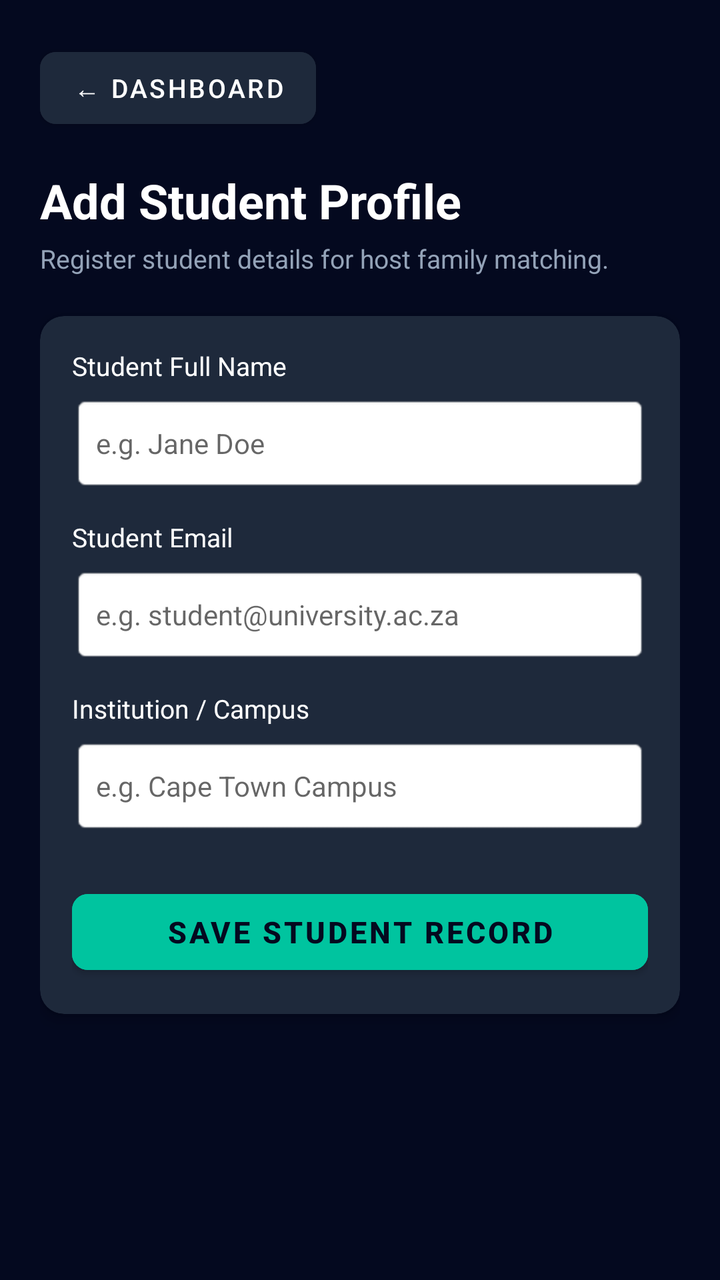
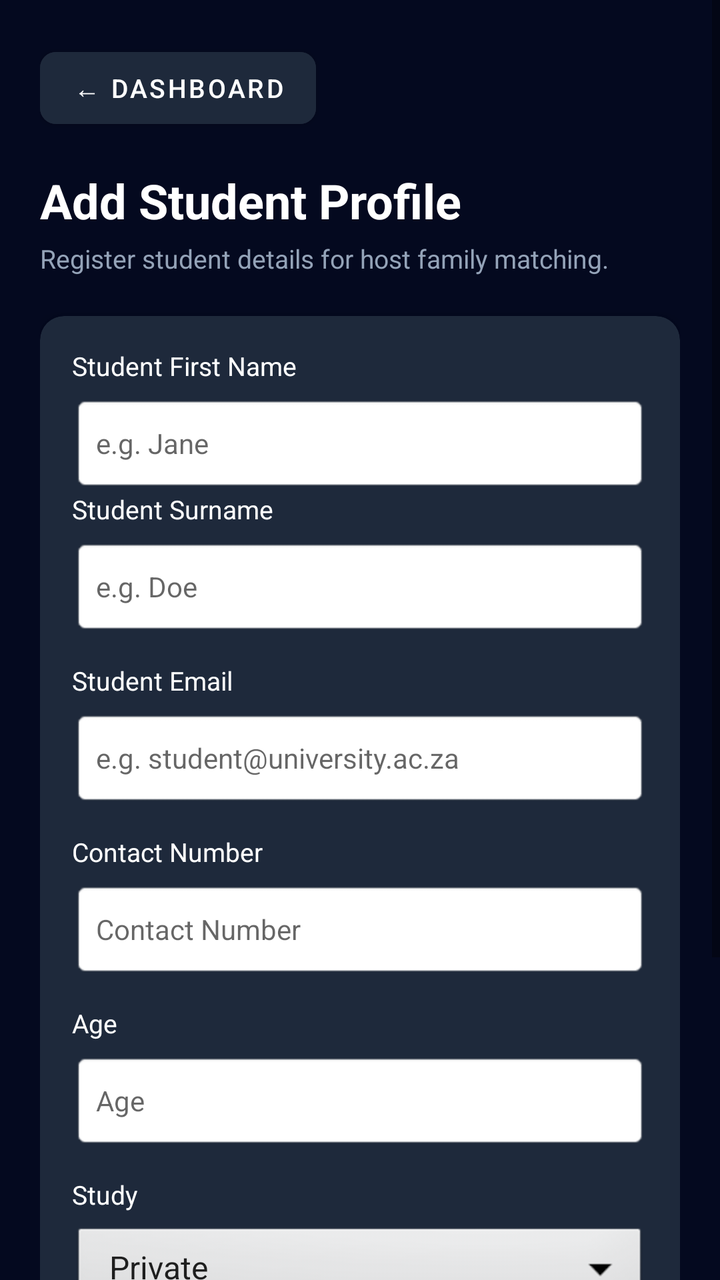

The first picture is an Android layout as it rendered before a commit; the second is the same layout after the commit. The layout source and the unified diff follow.
<!-- AndroidManifest.xml: application theme Theme.SBA_Application -->
<!-- res/layout/activity_add_student.xml -->
<?xml version="1.0" encoding="utf-8"?>
<ScrollView
    xmlns:android="http://schemas.android.com/apk/res/android"
    xmlns:app="http://schemas.android.com/apk/res-auto"
    xmlns:tools="http://schemas.android.com/tools"
    android:layout_width="match_parent"
    android:layout_height="match_parent"
    android:background="@color/sba_dark_navy"
    android:fillViewport="true"
    tools:context=".AddStudent"
    tools:ignore="HardcodedText">

    <LinearLayout
        android:layout_width="match_parent"
        android:layout_height="wrap_content"
        android:orientation="vertical"
        android:padding="20dp">

        
        <Button
            android:id="@+id/ReturnBtn"
            android:layout_width="wrap_content"
            android:layout_height="48dp"
            android:backgroundTint="@color/sba_card_bg"
            android:text="← Dashboard"
            android:textColor="@color/text_white"
            android:textSize="13sp"
            app:cornerRadius="8dp" />

        
        <TextView
            android:id="@+id/tvAddStudentTitle"
            android:layout_width="wrap_content"
            android:layout_height="wrap_content"
            android:layout_marginTop="16dp"
            android:text="Add Student Profile"
            android:textColor="@color/text_white"
            android:textSize="24sp"
            android:textStyle="bold" />

        <TextView
            android:id="@+id/tvAddStudentSubheading"
            android:layout_width="wrap_content"
            android:layout_height="wrap_content"
            android:layout_marginTop="4dp"
            android:layout_marginBottom="20dp"
            android:text="Register student details for host family matching."
            android:textColor="@color/text_muted"
            android:textSize="13sp" />

        
        <androidx.cardview.widget.CardView
            android:layout_width="match_parent"
            android:layout_height="wrap_content"
            app:cardBackgroundColor="@color/sba_card_bg"
            app:cardCornerRadius="12dp"
            app:cardElevation="4dp">

            <LinearLayout
                android:layout_width="match_parent"
                android:layout_height="wrap_content"
                android:orientation="vertical"
                android:padding="16dp">

                
                <TextView
                    android:layout_width="wrap_content"
                    android:layout_height="wrap_content"
                    android:text="Student Full Name"
                    android:textColor="@color/text_white"
                    android:textSize="13sp" />

                <EditText
                    android:id="@+id/etStudentName"
                    android:layout_width="match_parent"
                    android:layout_height="48dp"
                    android:layout_marginTop="6dp"
                    android:background="@android:drawable/editbox_background"
                    android:hint="e.g. Jane Doe"
                    android:inputType="textPersonName"
                    android:paddingHorizontal="12dp"
                    android:textColor="@color/black"
                    android:textSize="14sp" />

                
                <TextView
                    android:layout_width="wrap_content"
                    android:layout_height="wrap_content"
                    android:layout_marginTop="14dp"
                    android:text="Student Email"
                    android:textColor="@color/text_white"
                    android:textSize="13sp" />

                <EditText
                    android:id="@+id/etStudentEmail"
                    android:layout_width="match_parent"
                    android:layout_height="48dp"
                    android:layout_marginTop="6dp"
                    android:background="@android:drawable/editbox_background"
                    android:hint="e.g. student@university.ac.za"
                    android:inputType="textEmailAddress"
                    android:paddingHorizontal="12dp"
                    android:textColor="@color/black"
                    android:textSize="14sp" />

                
                <TextView
                    android:layout_width="wrap_content"
                    android:layout_height="wrap_content"
                    android:layout_marginTop="14dp"
                    android:text="Institution / Campus"
                    android:textColor="@color/text_white"
                    android:textSize="13sp" />

                <EditText
                    android:id="@+id/etStudentCampus"
                    android:layout_width="match_parent"
                    android:layout_height="48dp"
                    android:layout_marginTop="6dp"
                    android:background="@android:drawable/editbox_background"
                    android:hint="e.g. Cape Town Campus"
                    android:inputType="text"
                    android:paddingHorizontal="12dp"
                    android:textColor="@color/black"
                    android:textSize="14sp" />

                
                <Button
                    android:id="@+id/btnAddStudentSubmit"
                    android:layout_width="match_parent"
                    android:layout_height="50dp"
                    android:layout_marginTop="24dp"
                    android:backgroundTint="@color/sba_teal_accent"
                    android:text="Save Student Record"
                    android:textColor="@color/sba_dark_navy"
                    android:textSize="15sp"
                    android:textStyle="bold"
                    app:cornerRadius="8dp" />

            </LinearLayout>
        </androidx.cardview.widget.CardView>
    </LinearLayout>
</ScrollView>
<!-- resources referenced by this layout -->
<resources>
  <color name="black">#FF000000</color>
  <color name="sba_card_bg">#1E293B</color>
  <color name="sba_dark_navy">#04091F</color>
  <color name="sba_teal_accent">#00C49F</color>
  <color name="text_muted">#94A3B8</color>
  <color name="text_white">#FFFFFF</color>
  <style name="Theme.SBA_Application" parent="Theme.MaterialComponents.DayNight.NoActionBar">
          
          <item name="colorPrimary">@color/sba_teal_accent</item>
          <item name="colorPrimaryVariant">@color/sba_teal_dark</item>
          <item name="colorOnPrimary">@color/sba_dark_navy</item>
  
          
          <item name="android:windowBackground">@color/sba_dark_navy</item>
          <item name="colorSurface">@color/sba_card_bg</item>
  
          
          <item name="android:statusBarColor">@color/sba_dark_navy</item>
      </style>
  <color name="sba_teal_dark">#008A70</color>
</resources>

<!-- the commit's change to res/layout/activity_add_student.xml (unified diff, before → after) -->
@@ -66,7 +66,7 @@
                 <TextView
                     android:layout_width="wrap_content"
                     android:layout_height="wrap_content"
-                    android:text="Student Full Name"
+                    android:text="Student First Name"
                     android:textColor="@color/text_white"
                     android:textSize="13sp" />
 
@@ -76,11 +76,32 @@
                     android:layout_height="48dp"
                     android:layout_marginTop="6dp"
                     android:background="@android:drawable/editbox_background"
-                    android:hint="e.g. Jane Doe"
+                    android:hint="e.g. Jane"
                     android:inputType="textPersonName"
                     android:paddingHorizontal="12dp"
                     android:textColor="@color/black"
                     android:textSize="14sp" />
+
+                
+                <TextView
+                    android:layout_width="wrap_content"
+                    android:layout_height="wrap_content"
+                    android:text="Student Surname"
+                    android:textColor="@color/text_white"
+                    android:textSize="13sp" />
+
+                <EditText
+                    android:id="@+id/etStudentSurname"
+                    android:layout_width="match_parent"
+                    android:layout_height="48dp"
+                    android:layout_marginTop="6dp"
+                    android:background="@android:drawable/editbox_background"
+                    android:hint="e.g. Doe"
+                    android:inputType="textPersonName"
+                    android:paddingHorizontal="12dp"
+                    android:textColor="@color/black"
+                    android:textSize="14sp"
+                   />
 
                 
                 <TextView
@@ -103,26 +124,85 @@
                     android:textColor="@color/black"
                     android:textSize="14sp" />
 
-                
-                <TextView
-                    android:layout_width="wrap_content"
-                    android:layout_height="wrap_content"
-                    android:layout_marginTop="14dp"
-                    android:text="Institution / Campus"
-                    android:textColor="@color/text_white"
-                    android:textSize="13sp" />
-
-                <EditText
-                    android:id="@+id/etStudentCampus"
-                    android:layout_width="match_parent"
-                    android:layout_height="48dp"
-                    android:layout_marginTop="6dp"
-                    android:background="@android:drawable/editbox_background"
-                    android:hint="e.g. Cape Town Campus"
-                    android:inputType="text"
-                    android:paddingHorizontal="12dp"
-                    android:textColor="@color/black"
-                    android:textSize="14sp" />
+
+                
+                <TextView
+                    android:layout_width="wrap_content"
+                    android:layout_height="wrap_content"
+                    android:layout_marginTop="14dp"
+                    android:text="Contact Number"
+                    android:textColor="@color/text_white"
+                    android:textSize="13sp" />
+
+                <EditText
+                    android:id="@+id/etStudentPhone"
+                    android:layout_width="match_parent"
+                    android:layout_height="48dp"
+                    android:layout_marginTop="6dp"
+                    android:background="@android:drawable/editbox_background"
+
+                    android:paddingHorizontal="12dp"
+                    android:textColor="@color/black"
+                    android:textSize="14sp"
+                    android:hint="Contact Number"
+                    android:inputType="phone" />
+
+
+                
+                <TextView
+                    android:layout_width="wrap_content"
+                    android:layout_height="wrap_content"
+                    android:layout_marginTop="14dp"
+                    android:text="Age"
+                    android:textColor="@color/text_white"
+                    android:textSize="13sp" />
+
+                <EditText
+                    android:id="@+id/etStudentAge"
+                    android:layout_width="match_parent"
+                    android:layout_height="48dp"
+                    android:layout_marginTop="6dp"
+                    android:background="@android:drawable/editbox_background"
+
+                    android:paddingHorizontal="12dp"
+                    android:textColor="@color/black"
+                    android:textSize="14sp"
+                    android:hint="Age"
+                    android:inputType="number" />
+
+                
+                <TextView
+                    android:layout_width="wrap_content"
+                    android:layout_height="wrap_content"
+                    android:layout_marginTop="14dp"
+                    android:text="Study"
+                    android:textColor="@color/text_white"
+                    android:textSize="13sp" />
+
+                <Spinner
+                    android:id="@+id/spinnerTypeOfStudy"
+                    android:layout_width="match_parent"
+                    android:layout_height="48dp"
+                    android:layout_marginTop="6dp"
+                    android:entries="@array/StudyType_array"
+                    android:background="@android:drawable/btn_dropdown"/>
+
+                
+                <TextView
+                    android:layout_width="wrap_content"
+                    android:layout_height="wrap_content"
+                    android:layout_marginTop="14dp"
+                    android:text="Institution"
+                    android:textColor="@color/text_white"
+                    android:textSize="13sp" />
+
+                <Spinner
+                    android:id="@+id/spinnerInstitution"
+                    android:layout_width="match_parent"
+                    android:layout_height="48dp"
+                    android:layout_marginTop="6dp"
+                    android:entries="@array/Institution_array"
+                    android:background="@android:drawable/btn_dropdown"/>
 
                 
                 <Button
<!-- resource entries referenced after the edit -->
@@ -1,5 +1,16 @@
 <!-- resources referenced by this layout -->
 <resources>
+  <string-array name="Institution_array">
+          <item>English School 1</item>
+          <item>English School 2</item>
+          <item>English School 3</item>
+          <item>English School 4</item>
+      </string-array>
+  <string-array name="StudyType_array">
+          <item>Private</item>
+          <item>Corporate</item>
+          <item>Government</item>
+      </string-array>
   <color name="black">#FF000000</color>
   <color name="sba_card_bg">#1E293B</color>
   <color name="sba_dark_navy">#04091F</color>
